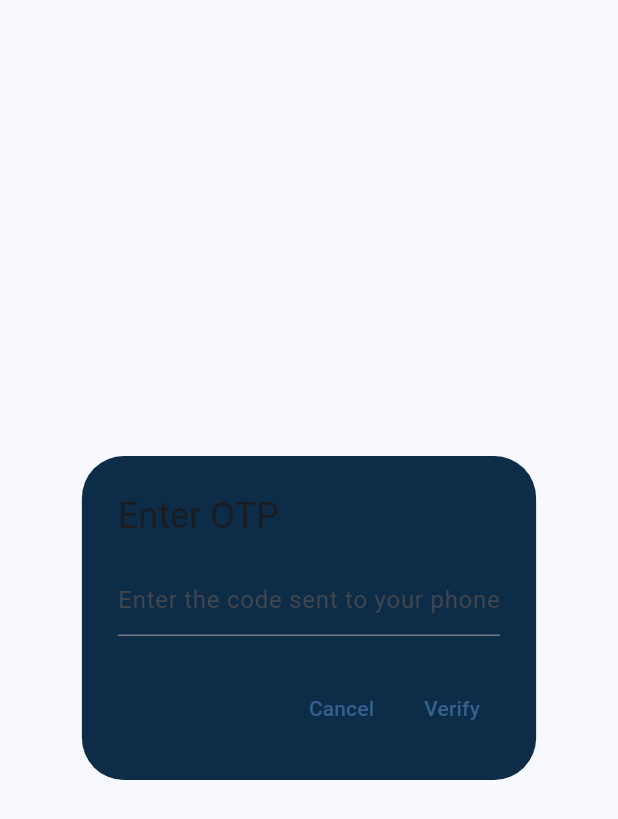
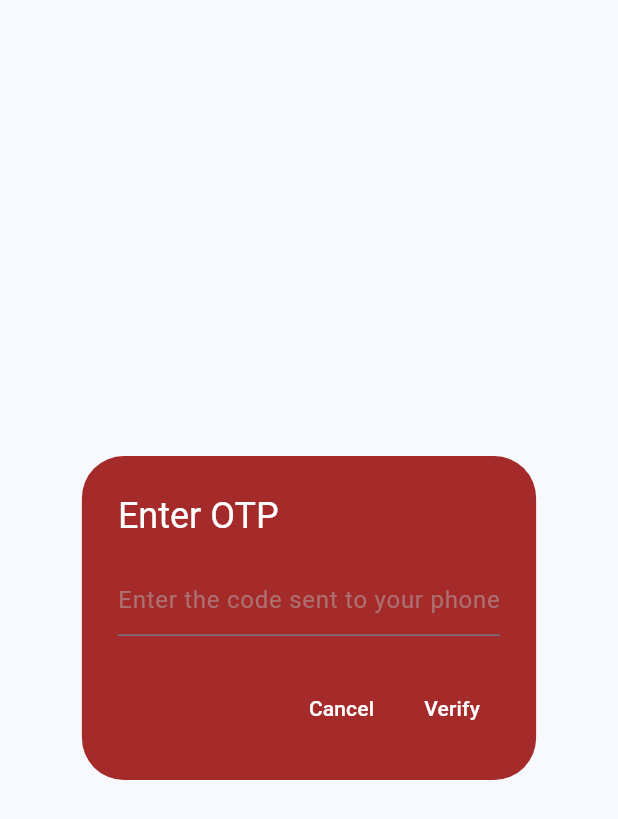
Before and after one commit to cinemaseven/eLingkod, a Flutter app: the OtpverifyPopup widget shown alone on an empty page, opened directly with empty values, on a phone screen of 412 x 824 dp. Shown: the top 819 px of the screen. Run offline on Flutter 3.47's test engine with Material 3 defaults, Android fonts, the phone set to English and light mode, and no system bars; our stand-ins replace file_picker, flutter_dotenv, image_picker, supabase_flutter; accounts and stored records are empty.

Commit message:
- adjusted the otp verify for contact number

```diff
--- a/lib/common_widget/otpVerify_popup.dart
+++ b/lib/common_widget/otpVerify_popup.dart
@@ -30,28 +30,32 @@ class _OtpverifyPopupState extends State<OtpverifyPopup> {
         Navigator.push(
           context,
           CustomPageRoute(
-            page: ProfileInfo(
-              emailOrContact: widget.phoneNumber,
-            ),
+            page: ProfileInfo(emailOrContact: widget.phoneNumber),
           ),
         );
       }
     } catch (e) {
-      ScaffoldMessenger.of(context).showSnackBar(
-        SnackBar(content: Text('OTP Verification Failed: $e')),
-      );
+      ScaffoldMessenger.of(
+        context,
+      ).showSnackBar(SnackBar(content: Text('OTP Verification Failed: $e')));
     }
   }
 
   @override
   Widget build(BuildContext context) {
     return AlertDialog(
-      title: const Text('Enter OTP'),
-      backgroundColor: ElementColors.primary,
+      title: Text(
+        'Enter OTP',
+        style: TextStyle(color: ElementColors.fontColor2),
+      ),
+      backgroundColor: ElementColors.tertiary,
       content: TextField(
         controller: _otpController,
-        decoration: const InputDecoration(
+        decoration: InputDecoration(
           hintText: "Enter the code sent to your phone",
+          hintStyle: TextStyle(
+            color: ElementColors.placeholder.withOpacity(0.5),
+          ),
         ),
         keyboardType: TextInputType.number,
       ),
@@ -60,11 +64,17 @@ class _OtpverifyPopupState extends State<OtpverifyPopup> {
           onPressed: () {
             Navigator.of(context).pop();
           },
-          child: const Text('Cancel'),
+          child: Text(
+            'Cancel',
+            style: TextStyle(color: ElementColors.fontColor2),
+          ),
         ),
         TextButton(
           onPressed: _verifyOtp,
-          child: const Text('Verify'),
+          child: Text(
+            'Verify',
+            style: TextStyle(color: ElementColors.fontColor2),
+          ),
         ),
       ],
     );
```
